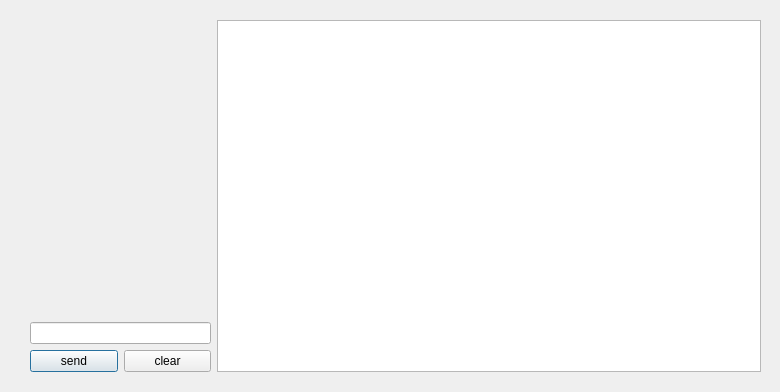
ChungyiBossi/agent_hank, file agent.ui: the form before one commit.
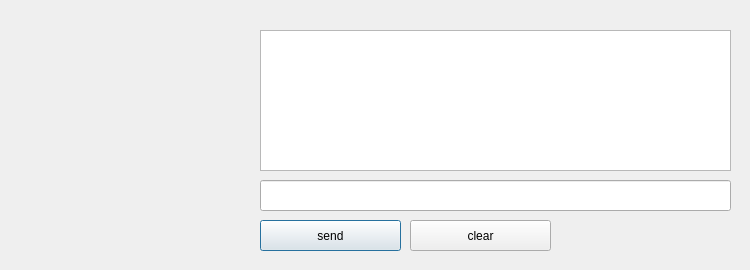
The form after the commit. Icons and pictures are not drawn.

Commit message: [feature] streaming Agent UI

```diff
--- a/agent.ui
+++ b/agent.ui
@@ -6,27 +6,22 @@
    <rect>
     <x>0</x>
     <y>0</y>
-    <width>780</width>
-    <height>392</height>
+    <width>750</width>
+    <height>270</height>
    </rect>
   </property>
   <property name="windowTitle">
    <string>Agent</string>
   </property>
-  <widget class="QWidget" name="horizontalLayoutWidget_2">
-   <property name="geometry">
-    <rect>
-     <x>30</x>
-     <y>20</y>
-     <width>731</width>
-     <height>352</height>
-    </rect>
-   </property>
-   <layout class="QHBoxLayout" name="horizontalLayout" stretch="1,3">
-    <item>
-     <layout class="QVBoxLayout" name="left_verticalLayout" stretch="0,1,1">
-      <item>
        <widget class="QLabel" name="agent_pixmap">
+   <property name="geometry">
+    <rect>
+     <x>20</x>
+     <y>20</y>
+     <width>231</width>
+     <height>241</height>
+    </rect>
+   </property>
         <property name="text">
          <string/>
         </property>
@@ -37,14 +32,48 @@
          <set>Qt::AlignCenter</set>
         </property>
        </widget>
-      </item>
-      <item>
-       <widget class="QLineEdit" name="user_input"/>
-      </item>
-      <item>
-       <layout class="QHBoxLayout" name="btn_horizontalLayout">
-        <item>
+  <widget class="QListWidget" name="history_widget">
+   <property name="geometry">
+    <rect>
+     <x>260</x>
+     <y>30</y>
+     <width>471</width>
+     <height>141</height>
+    </rect>
+   </property>
+  </widget>
+  <widget class="QLineEdit" name="user_input">
+   <property name="geometry">
+    <rect>
+     <x>260</x>
+     <y>180</y>
+     <width>471</width>
+     <height>31</height>
+    </rect>
+   </property>
+  </widget>
+  <widget class="QPushButton" name="clear_btn">
+   <property name="geometry">
+    <rect>
+     <x>410</x>
+     <y>220</y>
+     <width>141</width>
+     <height>31</height>
+    </rect>
+   </property>
+   <property name="text">
+    <string>clear</string>
+   </property>
+  </widget>
          <widget class="QPushButton" name="send_btn">
+   <property name="geometry">
+    <rect>
+     <x>260</x>
+     <y>220</y>
+     <width>141</width>
+     <height>31</height>
+    </rect>
+   </property>
           <property name="text">
            <string>send</string>
           </property>
@@ -52,26 +81,7 @@
            <bool>true</bool>
           </property>
          </widget>
-        </item>
-        <item>
-         <widget class="QPushButton" name="clear_btn">
-          <property name="text">
-           <string>clear</string>
-          </property>
-         </widget>
-        </item>
-       </layout>
-      </item>
-     </layout>
-    </item>
-    <item>
-     <widget class="QListWidget" name="history_widget"/>
-    </item>
-   </layout>
-  </widget>
- </widget>
- <resources>
-  <include location="agent_image.qrc"/>
- </resources>
+ </widget>
+ <resources/>
  <connections/>
 </ui>
```
Lines whose indentation alone changed are shown as unchanged. The commit also changes 2 other files.
